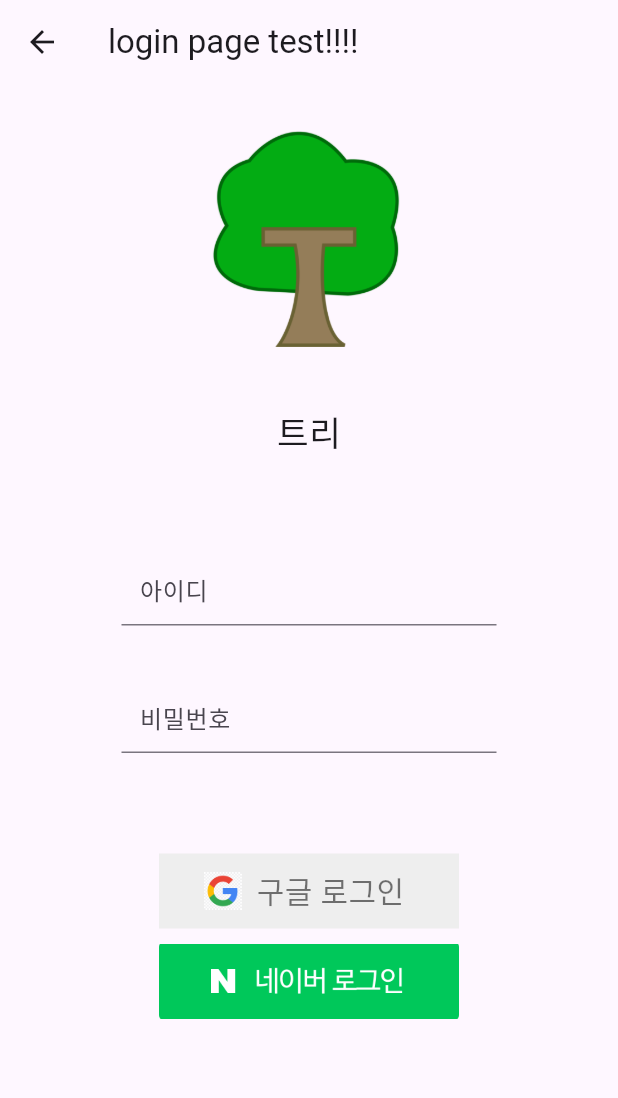
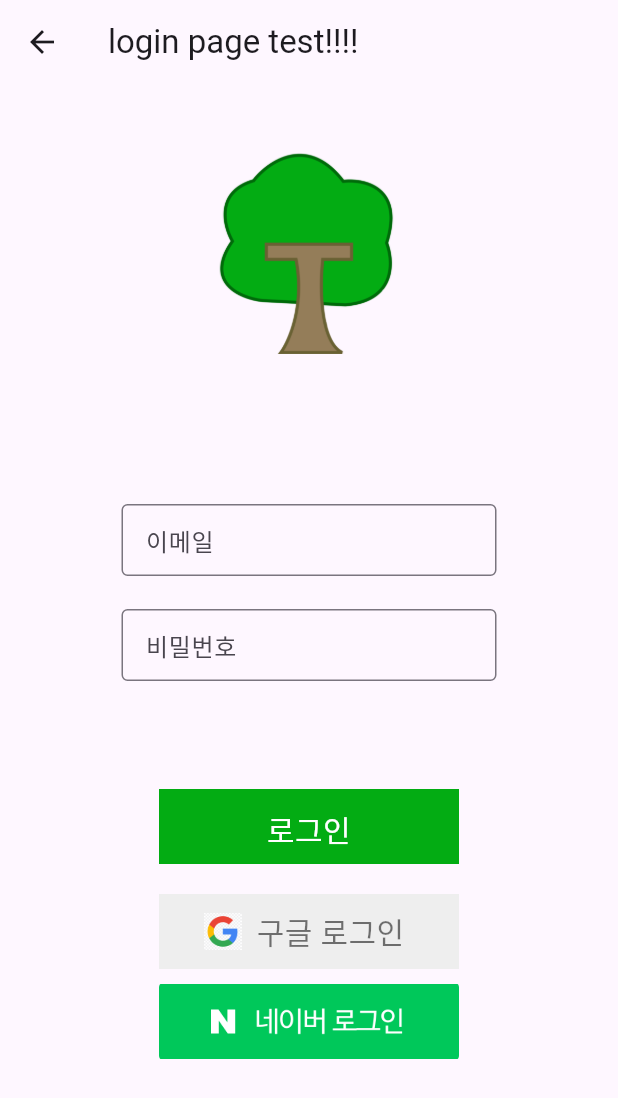
Before and after one commit to likewoody/Tree, a Flutter app: the Login screen opened directly, on a phone screen of 412 x 824 dp. Shown: the top 1098 px of the screen. Run offline on Flutter 3.47's test engine with Material 3 defaults, Android fonts, the phone set to English and light mode, and no system bars; our stand-ins replace cloud_firestore, firebase_core, get, get_storage; accounts and stored records are empty; generated files the repository leaves out were written again.

Commit message:
login email & password 정규석 그리고 접속 시도 to start

```diff
--- a/tree/lib/model/login/checkValidate.dart
+++ b/tree/lib/model/login/checkValidate.dart
@@ -1,20 +1,26 @@
 import 'package:flutter/material.dart';
 
 class CheckValidate{
-  String validateEmail(FocusNode focusNode, String value){
-    if(value.isEmpty){
-      focusNode.requestFocus();
+
+  // GetX 사용하기 위한 모델
+  String emailHelper;
+  String pwHelper;
+
+  // GetX 사용하기 위한 모델
+  CheckValidate({
+    this.emailHelper = "",
+    this.pwHelper = ""
+  });
+
+  String validateEmail(String value){
+    if (value.isEmpty) {
       return '이메일을 입력하세요.';
-    }else {
-      Pattern pattern = r'^(([^<>()[\]\\.,;:\s@\"]+(\.[^<>()[\]\\.,;:\s@\"]+)*)|(\".+\"))@((\[[0-9]{1,3}\.[0-9]{1,3}\.[0-9]{1,3}\.[0-9]{1,3}\])|(([a-zA-Z\-0-9]+\.)+[a-zA-Z]{2,}))$';
-      RegExp regExp = RegExp(pattern.toString());
-      if(!regExp.hasMatch(value)){
-        focusNode.requestFocus();	//포커스를 해당 textformfield에 맞춘다.
-        return '잘못된 이메일 형식입니다.';
-      }else{
-        return '';
-      }
     }
+
+    final emailRegExp = RegExp(r'^[\w-\.]+@([\w-]+\.)+[\w-]{2,4}$');
+    if (!emailRegExp.hasMatch(value)) {
+      return '잘못된 이메일 형식입니다.';
+    }return '';
   }
 
   String validatePassword(FocusNode focusNode, String value){
--- a/tree/lib/view/login/login.dart
+++ b/tree/lib/view/login/login.dart
@@ -1,76 +1,175 @@
+import 'package:cloud_firestore/cloud_firestore.dart';
 import 'package:flutter/material.dart';
+import 'package:get/get.dart';
+import 'package:get_storage/get_storage.dart';
 import 'package:td_app/model/login/checkValidate.dart';
+import 'package:td_app/view/start/start.dart';
 
 class Login extends StatelessWidget {
   Login({super.key});
 
-  final TextEditingController idController = TextEditingController();
+  // Controller
+  final TextEditingController emailController = TextEditingController();
   final TextEditingController pwController = TextEditingController();
-  final FocusNode focusPW = FocusNode();
+  // GetX Controller
+  // final controller = Get.put(VMGetXLogin());
+
+  // focusing pw
+  final FocusNode _pwFocus = FocusNode();
+  // focusing pw
+  final FocusNode _emailFocus = FocusNode();
+
+
+  // Email & Password Check
+  bool checkEmailPw = false;
+
+  // GetStorage
+  final box = GetStorage();
+
+  // Storage로 보낼 정보
+  var willSendDatas = {};
+
+
+
+
+  checkEmailPassword(snapshot) {
+    // 보낼 데이터 초기화
+    willSendDatas = {};
+
+
+    final documents = snapshot.data!.docs;
+    // Email & Password Check
+    documents.forEach((data) {
+      if (emailController.text == data['email'] && pwController.text == data['password']) {
+        checkEmailPw = true;
+        // 보낼 데이터 맵으로 만듦
+        Map<String, String> map ={
+          "nickname":data['nickname'],
+          "id":data.id
+        };
+        // 맵으로 보내기
+        willSendDatas.addAll(map);
+      } else{
+        checkEmailPw = false;
+      }
+
+    });
+  }
 
   @override
   Widget build(BuildContext context) {
-    return Scaffold(
+    return GestureDetector(
+      onTap: () => FocusScope.of(context).unfocus(),
+      child: Scaffold(
         appBar: AppBar(
           title: const Text("login page test!!!!"),
         ),
         body: bodyBuilder()
+      ),
     );
   }
 
-  // ---- View ----
+
+
+
+
+  // // ---- GetBuilder ----
+  // Widget bodyGetBuilder(){
+  //   return GetBuilder<VMGetXLogin>(
+  //     builder: (controller) {
+  //       return bodyView();
+  //     },
+  //   );
+  // }
+
+
+
+
+
+
+  // Body View
   Widget bodyBuilder(){
-    return Center(
-      child: Column(
+    return SingleChildScrollView(
+      scrollDirection: Axis.vertical,
+      child: Center(
+        child: StreamBuilder<QuerySnapshot>(
+          stream: FirebaseFirestore.instance
+                  .collection("user")
+                  .snapshots(),
+          builder: (context, snapshot) {
+            if (!snapshot.hasData) {
+              return Center(child: CircularProgressIndicator(),);
+            }
+
+            // Func Email & Password Check
+            checkEmailPassword(snapshot);
+
+            return Column(
               // mainAxisAlignment: MainAxisAlignment.center,
               children: [
 
                 // Main Logo Image
-          SizedBox(
-            height: 200,
+                Padding(
+                  padding: const EdgeInsets.all(40.0),
                   child: Image.asset(
                     "images/tree.png",
                     width: 140,
-              height: 100,
+                    height: 140,
                   ),
                 ),
                 // Main Logo Image
 
+                // 로고 이미지와 tf 필드의 공간 만들기
+                const SizedBox(
+                  height: 60,
+                ),
+
 
                 // App Title
-          const Padding(
-            padding: EdgeInsets.all(15.0),
-            child: Text(
-              "트리",
-              style: TextStyle(
-                fontSize: 23
+                // const Padding(
+                //   padding: EdgeInsets.all(15.0),
+                //   child: Text(
+                //     "트리",
+                //     style: TextStyle(
+                //       fontSize: 23
+                //     ),
+                //   ),
+                // ),
+                // App Title
+
+
+                // 렌더링 될때 height가 자동으로 조절된다.
+                // 이것은 TextFormField 가 SingleLineTextField를 상속받기 때문이다.
+                // Email Textfield
+                SizedBox(
+                  width: 280,
+                  height: 60,
+                  child: Padding(
+                    padding: const EdgeInsets.fromLTRB(15,0,15,0),
+                    // 이게 없으면 밑에 표시가 나오지 않음
+                    child: Form(
+                      // 이게 없으면 밑에 표시가 나오지 않음
+                      autovalidateMode: AutovalidateMode.onUserInteraction,
+                      child: TextFormField(
+                        controller: emailController,
+                        focusNode: _emailFocus,
+                        keyboardType: TextInputType.emailAddress,
+                        decoration: const InputDecoration(
+                          border: OutlineInputBorder(
+                            borderSide: BorderSide(
+                              color: Colors.black
+                            )
+                          ),
+                          hintText: "이메일",
+                        ).copyWith(
+                          contentPadding: const EdgeInsets.symmetric(horizontal: 12.0),
+                        ),
+                        validator: (value) => CheckValidate().validateEmail(value ?? ""),
                       ),
                     ),
                   ),
-          // App Title
-
-          // ID Textfield
-          SizedBox(
-            width: 280,
-            height: 120,
-            child: Padding(
-              padding: const EdgeInsets.fromLTRB(15,50,15,0),
-              child: TextFormField(
-                controller: idController,
-                focusNode: focusPW,
-                keyboardType: TextInputType.visiblePassword,
-                obscureText: true,
-                decoration: const InputDecoration(
-                  hintText: "아이디",
-                ).copyWith(
-                  contentPadding: const EdgeInsets.symmetric(horizontal: 12.0),
                 ),
-                // validator: (value) => CheckValidate().validatePassword(focusPW, value!),
-              ),
-            ),
-          ),
-          // ID Textfield
-
+                // Email Textfield
 
 
                 // PW Textfield
@@ -78,22 +177,75 @@ class Login extends StatelessWidget {
                   width: 280,
                   height: 120,
                   child: Padding(
-              padding: const EdgeInsets.all(15.0),
+                    padding: const EdgeInsets.fromLTRB(15, 10,15,0),
+                    // 이게 없으면 밑에 표시가 나오지 않음
+                    child: Form(
+                      // 이게 없으면 밑에 표시가 나오지 않음
+                      autovalidateMode: AutovalidateMode.onUserInteraction,
                       child: TextFormField(
-                controller: idController,
-                focusNode: focusPW,
+                        controller: pwController,
+                        focusNode: _pwFocus,
                         keyboardType: TextInputType.visiblePassword,
                         obscureText: true,
                         decoration: const InputDecoration(
+                          border: OutlineInputBorder(
+                            borderSide: BorderSide(
+                              color: Colors.black
+                            )
+                          ),
                           hintText: "비밀번호",
                         ).copyWith(
                           contentPadding: const EdgeInsets.symmetric(horizontal: 12.0),
                         ),
-                validator: (value) => CheckValidate().validatePassword(focusPW, value!),
+                        validator: (value) => CheckValidate().validatePassword(_pwFocus, value!),
+                      ),
                     ),
                   ),
                 ),
                 // PW Textfield
+
+
+
+
+                // Login Button
+                Padding(
+                  padding: const EdgeInsets.all(10.0),
+                  child: InkWell(
+                    onTap: () async{
+                      // await authService.signInWithGoogle();
+                      String test;
+
+                      if (checkEmailPw) {
+                        await box.write("infoBox", willSendDatas);
+                        Get.to(const Start());
+
+                        print("succesfully in");
+                      }else{
+                        print("틀렷다~~수정해라");
+                      }
+                    },
+                    child: Container(
+                      color: const Color.fromRGBO(3, 172, 19, 1),
+                      width: 200,
+                      height: 50,
+                      child: const Padding(
+                        padding: EdgeInsets.fromLTRB(10,0,0,0),
+                        child: Padding(
+                          padding: EdgeInsets.fromLTRB(0,12,10,12),
+                          child: Text(
+                            "로그인",
+                            style: TextStyle(
+                              color: Colors.white,
+                              fontSize: 20,
+                            ),
+                            textAlign: TextAlign.center,
+                          ),
+                        ),
+                      ),
+                    ),
+                  ),
+                ),
+                // Login Button
 
                 // Google InkWell
                 Padding(
@@ -158,6 +310,10 @@ class Login extends StatelessWidget {
 
 
               ],
+            );
+          },
+
+        ),
       ),
     );
   }
--- /dev/null
+++ b/tree/lib/vm/vm_get_login.dart
@@ -0,0 +1,40 @@
+import 'package:get/get.dart';
+
+
+class VMGetXLogin extends GetxController{
+
+  String emailHelper = "";
+
+
+  // String get emailHelper => _emailHelper;
+
+
+  // set emailHelper(String value) {
+  //   _emailHelper = value;
+  //   print("test");
+  //   update(); // 값 변경 시 구독자에게 알림
+  // }
+
+
+  test(){
+
+  }
+
+
+  // test용 obs
+  // final loginCheckModel = CheckValidate().obs;
+  // test용 obs
+
+
+
+  // test용 obs
+  // void keepWatchingEmail(){
+  //   loginCheckModel.update((val) {
+  //     val?.emailHelper = emailHelper;
+  //   });
+
+  //   print("email helper check $emailHelper");
+  // }
+  // test용 obs
+
+}
--- a/tree/pubspec.yaml
+++ b/tree/pubspec.yaml
@@ -54,6 +54,7 @@ dependencies:
 
   # Get
   get: ^4.6.6
+  get_storage: ^2.1.1
 
   # GPS
   geocoding: ^3.0.0
```
Also changed, not shown: tree/pubspec.lock, 3 other files. Lines whose indentation alone changed are shown as unchanged.
